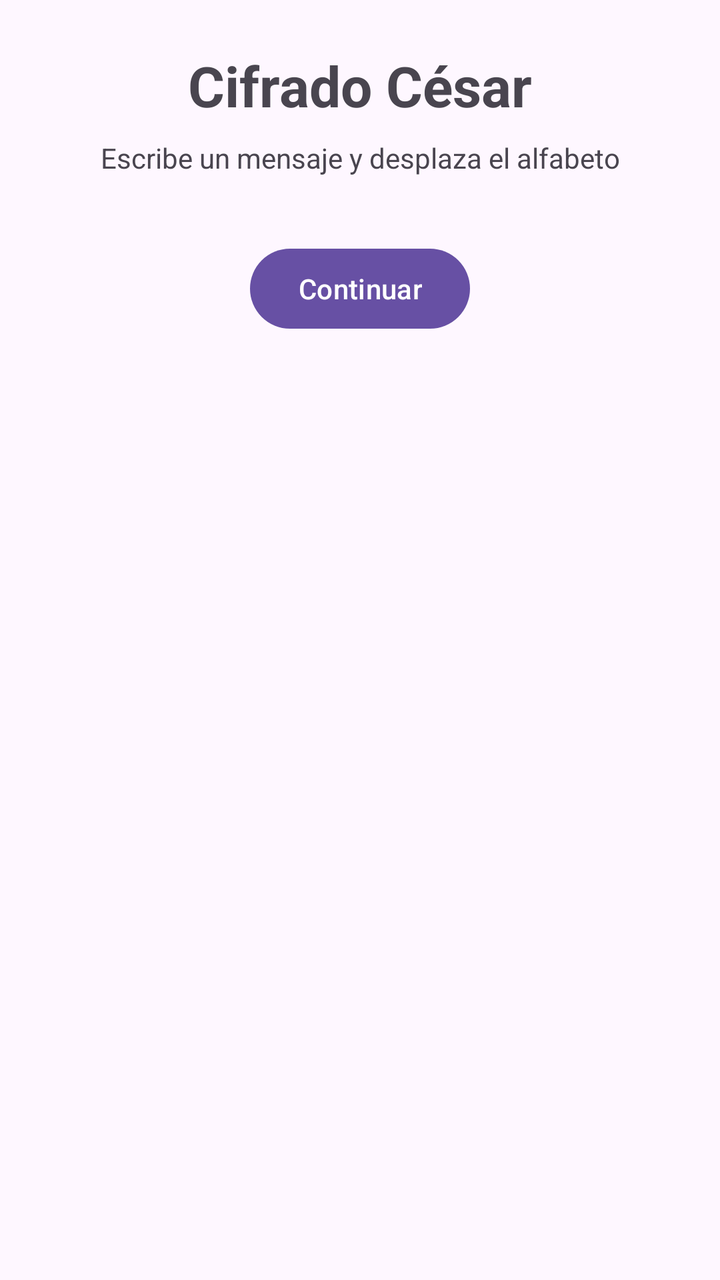
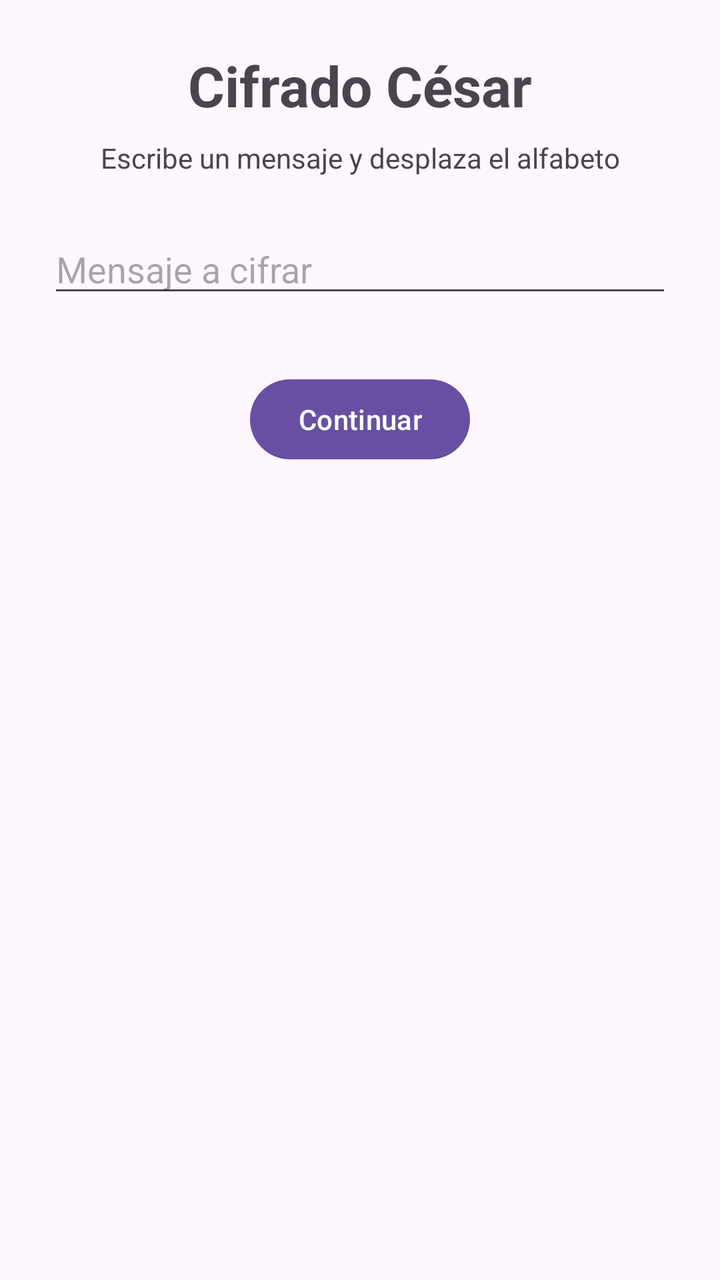

Two renders of the same Android screen: before a commit and after it. Below are the layout's source before the change and the commit's diff.
<!-- AndroidManifest.xml: application theme Theme.Fragments -->
<!-- res/layout/fragment_welcome.xml -->
<?xml version="1.0" encoding="utf-8"?>
<androidx.constraintlayout.widget.ConstraintLayout
    xmlns:android="http://schemas.android.com/apk/res/android"
    xmlns:app="http://schemas.android.com/apk/res-auto"
    android:layout_width="match_parent"
    android:layout_height="match_parent"
    android:padding="24dp">

    <TextView
        android:id="@+id/tvTitulo"
        android:layout_width="wrap_content"
        android:layout_height="wrap_content"
        android:text="@string/titulo_benvida"
        android:textSize="28sp"
        android:textStyle="bold"
        app:layout_constraintTop_toTopOf="parent"
        app:layout_constraintStart_toStartOf="parent"
        app:layout_constraintEnd_toEndOf="parent" />

    <TextView
        android:id="@+id/tvSubtitulo"
        android:layout_width="0dp"
        android:layout_height="wrap_content"
        android:layout_marginTop="8dp"
        android:gravity="center"
        android:text="@string/subtitulo_benvida"
        app:layout_constraintTop_toBottomOf="@id/tvTitulo"
        app:layout_constraintStart_toStartOf="parent"
        app:layout_constraintEnd_toEndOf="parent" />

    <Button
        android:id="@+id/btContinuar"
        android:layout_width="wrap_content"
        android:layout_height="wrap_content"
        android:layout_marginTop="32dp"
        android:text="@string/accion_continuar"
        app:layout_constraintTop_toBottomOf="@id/tvSubtitulo"
        app:layout_constraintStart_toStartOf="parent"
        app:layout_constraintEnd_toEndOf="parent" />

</androidx.constraintlayout.widget.ConstraintLayout>
<!-- resources referenced by this layout -->
<resources>
  <string name="accion_continuar">Continuar</string>
  <string name="subtitulo_benvida">Escribe un mensaje y desplaza el alfabeto</string>
  <string name="titulo_benvida">Cifrado César</string>
  <style name="Theme.Fragments" parent="Base.Theme.Fragments" />
  <style name="Base.Theme.Fragments" parent="Theme.Material3.DayNight.NoActionBar">
          
          
      </style>
</resources>

<!-- the commit's change to res/layout/fragment_welcome.xml (unified diff, before → after) -->
@@ -28,13 +28,26 @@
         app:layout_constraintStart_toStartOf="parent"
         app:layout_constraintEnd_toEndOf="parent" />
 
+    <EditText
+        android:id="@+id/etMensaje"
+        android:layout_width="0dp"
+        android:layout_height="wrap_content"
+        android:layout_marginTop="24dp"
+        android:hint="@string/hint_mensaxe"
+        android:inputType="text"
+        android:autofillHints="off"
+        app:layout_constraintTop_toBottomOf="@id/tvSubtitulo"
+        app:layout_constraintStart_toStartOf="parent"
+        app:layout_constraintEnd_toEndOf="parent" />
+
+
     <Button
         android:id="@+id/btContinuar"
         android:layout_width="wrap_content"
         android:layout_height="wrap_content"
         android:layout_marginTop="32dp"
         android:text="@string/accion_continuar"
-        app:layout_constraintTop_toBottomOf="@id/tvSubtitulo"
+        app:layout_constraintTop_toBottomOf="@id/etMensaje"
         app:layout_constraintStart_toStartOf="parent"
         app:layout_constraintEnd_toEndOf="parent" />
 
<!-- resource entries referenced after the edit -->
@@ -1,6 +1,7 @@
 <!-- resources referenced by this layout -->
 <resources>
   <string name="accion_continuar">Continuar</string>
+  <string name="hint_mensaxe">Mensaje a cifrar</string>
   <string name="subtitulo_benvida">Escribe un mensaje y desplaza el alfabeto</string>
   <string name="titulo_benvida">Cifrado César</string>
   <style name="Theme.Fragments" parent="Base.Theme.Fragments" />
